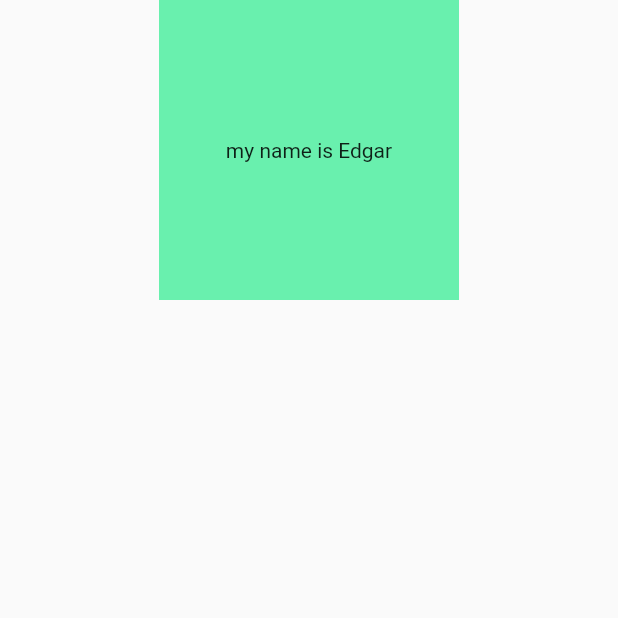
After one commit to eeeedgar/intro_eeee, a Flutter app: the IntroCardPage screen opened directly, on a phone screen of 412 x 824 dp, the top half of it. The commit adds this screen. Run offline on Flutter 3.47's test engine with Material 2 defaults, Android fonts, the light colour scheme and no system bars; drawn by our look-alikes of flip_card.

Commit message:
feat: add card page

```diff
--- a/lib/intro_page.dart
+++ b/lib/intro_page.dart
@@ -2,6 +2,7 @@ import 'package:flutter/material.dart';
 import 'package:intro_eeee/bio_page.dart';
 import 'package:intro_eeee/colors.dart';
 import 'package:intro_eeee/game_page.dart';
+import 'package:intro_eeee/intro_page_card.dart';
 import 'package:intro_eeee/navigation_template.dart';
 
 class IntroPage extends StatefulWidget {
@@ -44,6 +45,8 @@ class _IntroPageState extends State<IntroPage> {
           .pushReplacement(getRoute(const BioPage(), 'up')),
       right: () => Navigator.of(context)
           .pushReplacement(getRoute(const GamePage(), 'right')),
+      left: () => Navigator.of(context)
+          .pushReplacement(getRoute(const IntroCardPage(), 'left')),
     );
   }
 }
--- /dev/null
+++ b/lib/intro_page_card.dart
@@ -0,0 +1,70 @@
+import 'package:flip_card/flip_card_controller.dart';
+import 'package:flutter/material.dart';
+import 'package:flip_card/flip_card.dart';
+
+class IntroCardPage extends StatefulWidget {
+  const IntroCardPage({Key? key}) : super(key: key);
+
+  @override
+  State<IntroCardPage> createState() => _IntroCardPageState();
+}
+
+class _IntroCardPageState extends State<IntroCardPage> {
+  bool _isFlipped = false;
+
+  @override
+  Widget build(BuildContext context) {
+    return Scaffold(
+      body: SingleChildScrollView(
+        child: Center(
+          child: Column(
+            children: [
+              FlipCard(
+                onFlip: () => {
+                  if (!_isFlipped)
+                    setState(() {
+                      _isFlipped = true;
+                    })
+                },
+                fill: Fill.fillBack,
+                front: Container(
+                    height: 200,
+                    width: 200,
+                    color: Colors.greenAccent,
+                    alignment: Alignment.center,
+                    child: Text('my name is Edgar')),
+                back: Container(
+                    height: 200,
+                    width: 200,
+                    color: Colors.blueGrey,
+                    alignment: Alignment.center,
+                    child: Text('and I am a Flutter-dev')),
+              ),
+              (_isFlipped) ?
+              IconButton(onPressed: () => {}, icon: const Icon(Icons.arrow_downward_outlined),)
+                  : const SizedBox(height: 10,)
+            ],
+          ),
+        ),
+      ),
+    );
+  }
+}
+
+Widget spamCard() {
+  return FlipCard(
+    fill: Fill.fillBack,
+    front: Container(
+        height: 200,
+        width: 200,
+        color: Colors.greenAccent,
+        alignment: Alignment.center,
+        child: Text('my name is Edgar')),
+    back: Container(
+        height: 200,
+        width: 200,
+        color: Colors.blueGrey,
+        alignment: Alignment.center,
+        child: Text('and I am a Flutter-dev')),
+  );
+}
--- a/pubspec.yaml
+++ b/pubspec.yaml
@@ -34,6 +34,7 @@ dependencies:
   # The following adds the Cupertino Icons font to your application.
   # Use with the CupertinoIcons class for iOS style icons.
   cupertino_icons: ^1.0.2
+  flip_card: ^0.6.0
 
 dev_dependencies:
   flutter_test:
```
Also changed, not shown: pubspec.lock.
